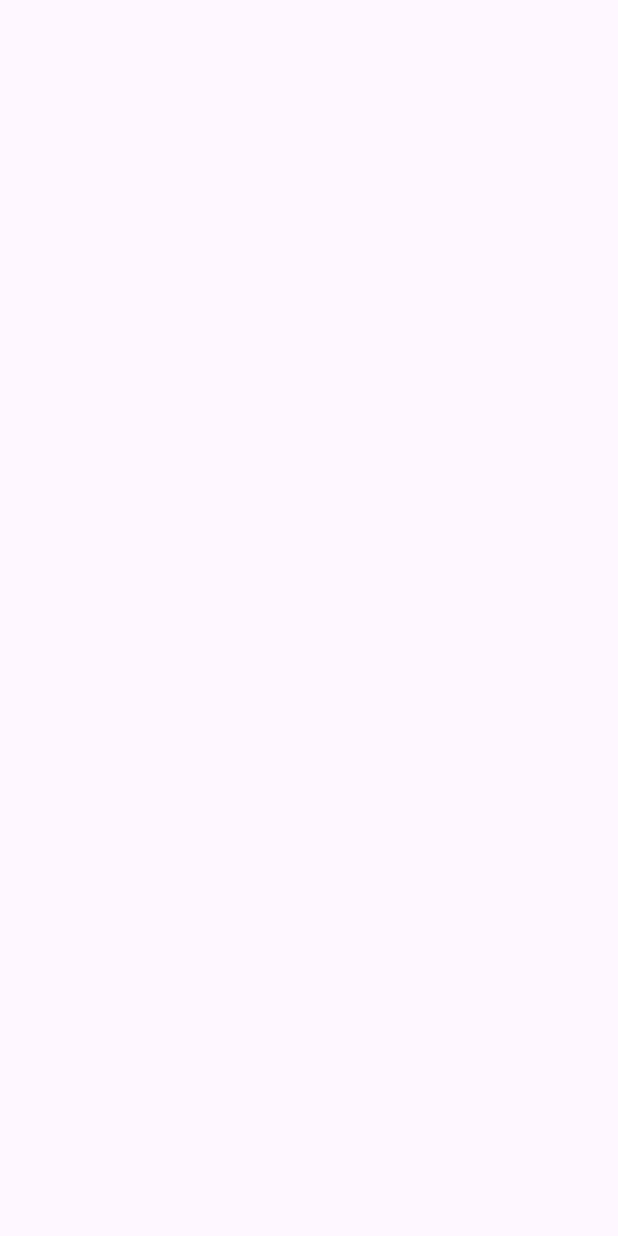
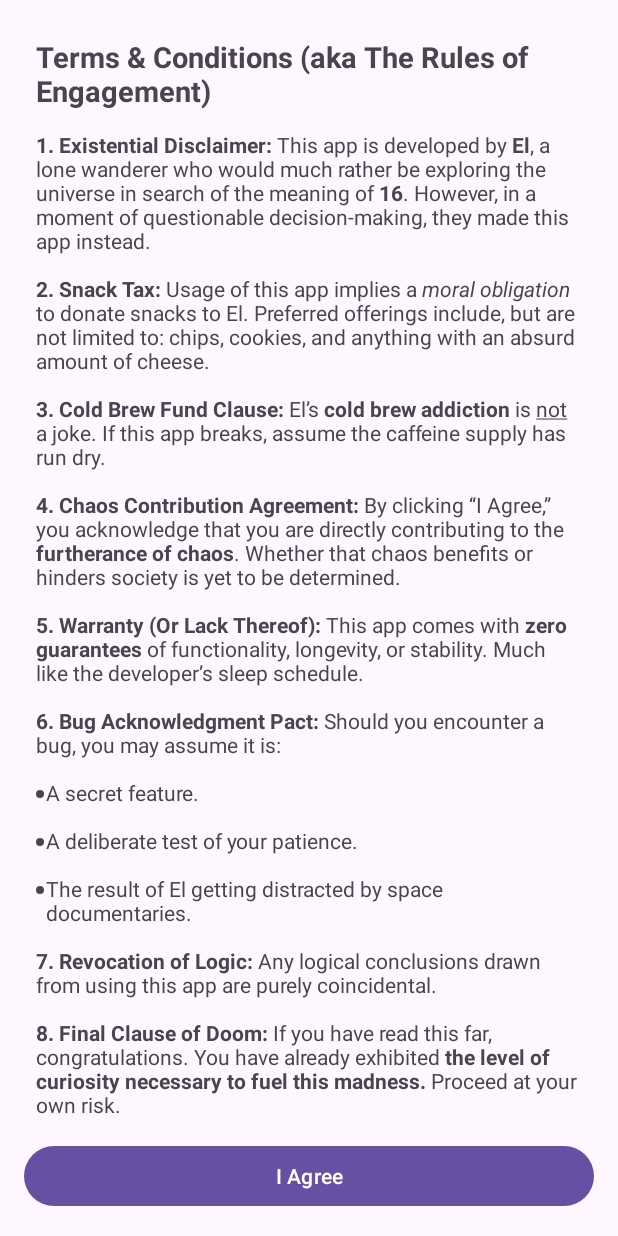
Before and after one commit to thenameisel/Dishcovery, an Android app: the screen it shows after launch (MainActivity before the commit, TnCActivity after it), on a phone screen of 412 x 824 dp. Before the commit the screen is empty. Run offline under Robolectric (Android 15) with nearby library versions, the phone set to English and light mode, and no system bars; 1 statement that could not run was skipped.

Commit message:
Setting up T+C

```diff
--- a/app/src/main/AndroidManifest.xml
+++ b/app/src/main/AndroidManifest.xml
@@ -6,12 +6,15 @@
         android:allowBackup="true"
         android:dataExtractionRules="@xml/data_extraction_rules"
         android:fullBackupContent="@xml/backup_rules"
-        android:icon="@mipmap/ic_launcher"
+        android:icon="@mipmap/dishcoveryicon_foreground"
         android:label="@string/app_name"
-        android:roundIcon="@mipmap/ic_launcher_round"
+        android:roundIcon="@mipmap/dishcoveryicon_foreground"
         android:supportsRtl="true"
         android:theme="@style/Theme.Dishcovery"
         tools:targetApi="31">
+        <activity
+            android:name=".TnCActivity"
+            android:exported="false" />
         <activity
             android:name=".SplashActivity"
             android:exported="true">
@@ -21,7 +24,7 @@
                 <category android:name="android.intent.category.LAUNCHER" />
             </intent-filter>
         </activity>
-        <activity android:name=".MainActivity"/>
+        <activity android:name=".MainActivity" />
     </application>
 
 </manifest>
--- a/app/src/main/java/com/example/dishcovery/SplashActivity.kt
+++ b/app/src/main/java/com/example/dishcovery/SplashActivity.kt
@@ -13,10 +13,10 @@ class SplashActivity : AppCompatActivity() {
         super.onCreate(savedInstanceState)
         setContentView(R.layout.activity_splash)
 
-        // Delay for 2 seconds before moving to MainActivity
+        // Delay for 3 seconds before moving to MainActivity
         Handler(Looper.getMainLooper()).postDelayed({
-            startActivity(Intent(this, MainActivity::class.java))
+            startActivity(Intent(this, TnCActivity::class.java))
             finish() // Finish splash activity so it doesn’t stay in history
-        }, 2000)
+        }, 3000)
     }
 }
--- /dev/null
+++ b/app/src/main/java/com/example/dishcovery/TnCActivity.kt
@@ -0,0 +1,35 @@
+package com.example.dishcovery
+
+import android.content.Intent
+import android.os.Bundle
+import android.text.Html
+import android.widget.Button
+import android.widget.TextView
+import androidx.activity.enableEdgeToEdge
+import androidx.appcompat.app.AppCompatActivity
+import androidx.core.view.ViewCompat
+import androidx.core.view.WindowInsetsCompat
+
+class TnCActivity : AppCompatActivity() {
+    override fun onCreate(savedInstanceState: Bundle?) {
+        super.onCreate(savedInstanceState)
+        enableEdgeToEdge()
+        setContentView(R.layout.activity_tnc_activity)
+        ViewCompat.setOnApplyWindowInsetsListener(findViewById(R.id.main)) { v, insets ->
+            val systemBars = insets.getInsets(WindowInsetsCompat.Type.systemBars())
+            v.setPadding(systemBars.left, systemBars.top, systemBars.right, systemBars.bottom)
+            insets
+        }
+        val agreeButton = findViewById<Button>(R.id.btnAgree)
+
+        val termsTextView = findViewById<TextView>(R.id.txtTerms)
+        termsTextView.text = Html.fromHtml(getString(R.string.terms_conditions), Html.FROM_HTML_MODE_LEGACY)
+
+        agreeButton.setOnClickListener{
+            val intent = Intent(this, MainActivity::class.java)
+            startActivity(intent)
+            finish() //Close TnCActivity
+        }
+
+    }
+}
--- /dev/null
+++ b/app/src/main/res/layout/activity_tnc_activity.xml
@@ -0,0 +1,26 @@
+<LinearLayout
+    xmlns:android="http://schemas.android.com/apk/res/android"
+    android:layout_width="match_parent"
+    android:layout_height="match_parent"
+    android:orientation="vertical"
+    android:padding="16dp">
+
+    <ScrollView
+        android:layout_width="match_parent"
+        android:layout_height="0dp"
+        android:layout_weight="1">
+
+        <TextView
+            android:id="@+id/txtTerms"
+            android:layout_width="match_parent"
+            android:layout_height="wrap_content"
+            android:text="@string/terms_conditions"
+            android:padding="8dp"/>
+    </ScrollView>
+
+    <Button
+        android:id="@+id/btnAgree"
+        android:layout_width="match_parent"
+        android:layout_height="wrap_content"
+        android:text="I Agree"/>
+</LinearLayout>
--- a/app/src/main/res/values/strings.xml
+++ b/app/src/main/res/values/strings.xml
@@ -1,3 +1,31 @@
 <resources>
     <string name="app_name">Dishcovery</string>
+    <string name="terms_conditions">
+        <![CDATA[
+        <h2>Terms & Conditions (aka The Rules of Engagement)</h2>
+
+        <p><b>1. Existential Disclaimer:</b> This app is developed by <b>El</b>, a lone wanderer who would much rather be exploring the universe in search of the meaning of <b>16</b>. However, in a moment of questionable decision-making, they made this app instead.</p>
+
+        <p><b>2. Snack Tax:</b> Usage of this app implies a <i>moral obligation</i> to donate snacks to El. Preferred offerings include, but are not limited to: chips, cookies, and anything with an absurd amount of cheese.</p>
+
+        <p><b>3. Cold Brew Fund Clause:</b> El’s <b>cold brew addiction</b> is <u>not</u> a joke. If this app breaks, assume the caffeine supply has run dry.</p>
+
+        <p><b>4. Chaos Contribution Agreement:</b> By clicking “I Agree,” you acknowledge that you are directly contributing to the <b>furtherance of chaos</b>. Whether that chaos benefits or hinders society is yet to be determined.</p>
+
+        <p><b>5. Warranty (Or Lack Thereof):</b> This app comes with <b>zero guarantees</b> of functionality, longevity, or stability. Much like the developer’s sleep schedule.</p>
+
+        <p><b>6. Bug Acknowledgment Pact:</b> Should you encounter a bug, you may assume it is:
+        <ul>
+            <li>A secret feature.</li>
+            <li>A deliberate test of your patience.</li>
+            <li>The result of El getting distracted by space documentaries.</li>
+        </ul></p>
+
+        <p><b>7. Revocation of Logic:</b> Any logical conclusions drawn from using this app are purely coincidental.</p>
+
+        <p><b>8. Final Clause of Doom:</b> If you have read this far, congratulations. You have already exhibited <b>the level of curiosity necessary to fuel this madness.</b> Proceed at your own risk.</p>
+
+        <p>By pressing “I Agree,” you <b>willingly and enthusiastically</b> contribute to El’s <i>quest for caffeine, chaos, and cosmic truths.</i> 🚀</p>
+        ]]>
+    </string>
 </resources>
```
